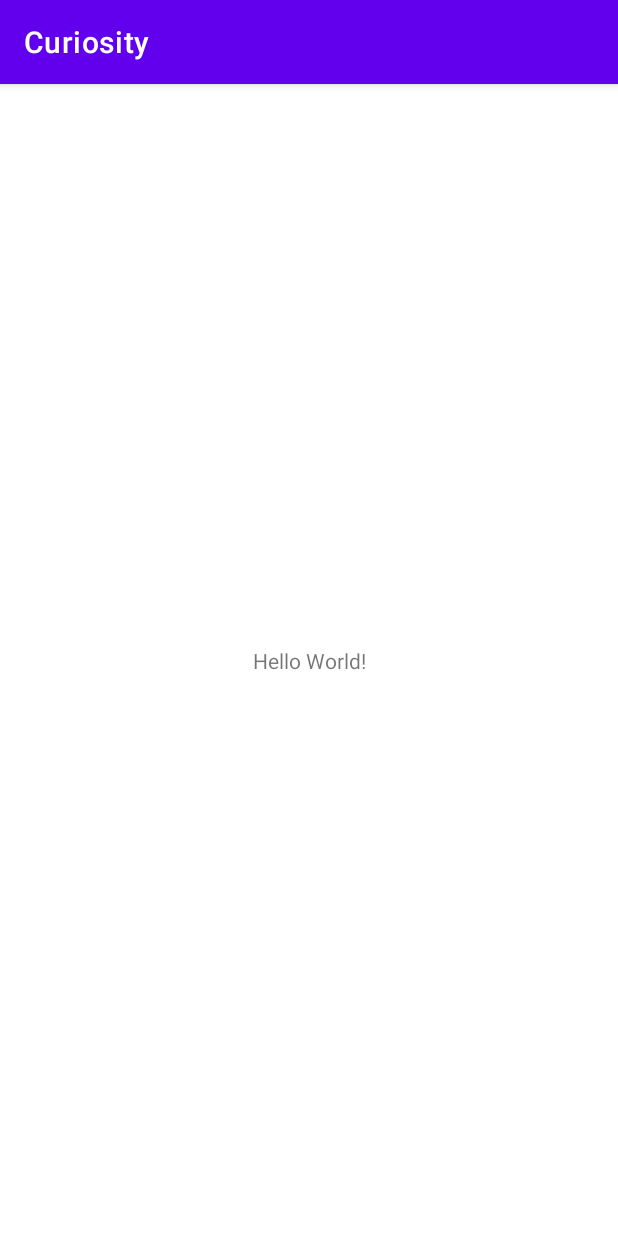
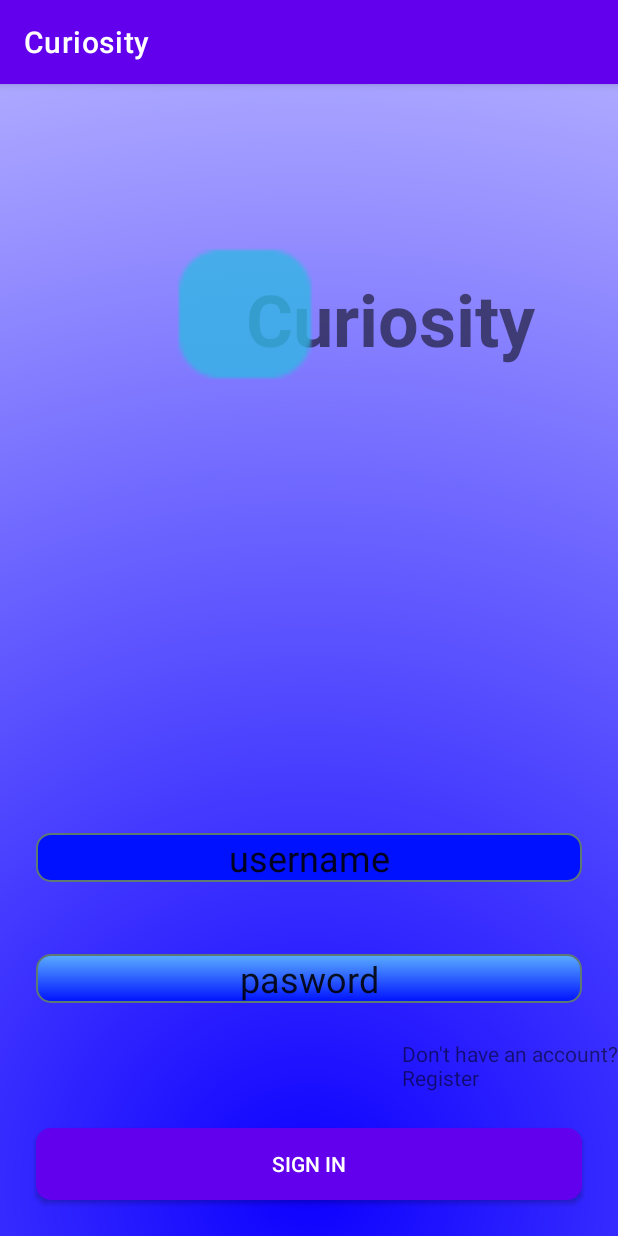
Before and after one commit to mattiadolce/Curiosity, an Android app: the screen it shows after launch (MainActivity), on a phone screen of 412 x 824 dp. Run offline under Robolectric (Android 15) with nearby library versions, the phone set to English and light mode, and no system bars.

Commit message:
prima bozza grafica layout activity "sign up"

```diff
--- a/app/src/main/java/com/example/curiosity/MainActivity.kt
+++ b/app/src/main/java/com/example/curiosity/MainActivity.kt
@@ -2,10 +2,18 @@ package com.example.curiosity
 
 import androidx.appcompat.app.AppCompatActivity
 import android.os.Bundle
+import android.util.Log
+import kotlin.concurrent.thread
 
 class MainActivity : AppCompatActivity() {
     override fun onCreate(savedInstanceState: Bundle?) {
         super.onCreate(savedInstanceState)
         setContentView(R.layout.activity_main)
+
+        thread(){
+
+            Log.i("MainThread","!!!!!!!!!!!!!!!!!!!!!!!!!!!!!!!!!!!")
+
+        }
     }
 }
--- /dev/null
+++ b/app/src/main/res/drawable/button_style.xml
@@ -0,0 +1,24 @@
+<?xml version="1.0" encoding="utf-8"?>
+<selector xmlns:android="http://schemas.android.com/apk/res/android" >
+    <item android:state_pressed="true" >
+        <shape android:shape="rectangle"  >
+            <corners android:radius="9dip" />
+            <stroke android:width="1dip" android:color="#5e7974" />
+            <gradient android:angle="-90" android:startColor="#59ADFF" android:endColor="#0011FF"  />
+        </shape>
+    </item>
+    <item android:state_focused="true">
+        <shape android:shape="rectangle"  >
+            <corners android:radius="9dip" />
+            <stroke android:width="1dip" android:color="#5e7974" />
+            <solid android:color="#0011FF"/>
+        </shape>
+    </item>
+    <item >
+        <shape android:shape="rectangle"  >
+            <corners android:radius="9dip" />
+            <stroke android:width="1dip" android:color="#5e7974" />
+            <gradient android:angle="-90" android:startColor="#59ADFF" android:endColor="#0011FF" />
+        </shape>
+    </item>
+</selector>
--- /dev/null
+++ b/app/src/main/res/drawable/ic_background.xml
@@ -0,0 +1,22 @@
+<vector xmlns:android="http://schemas.android.com/apk/res/android"
+    xmlns:aapt="http://schemas.android.com/aapt"
+    android:width="818.00006dp"
+    android:height="1649dp"
+    android:viewportWidth="818.00006"
+    android:viewportHeight="1649">
+  <path
+      android:pathData="M0,0L818,0L818,1649L0,1649L0,0Z"
+      android:fillType="evenOdd"
+      android:strokeColor="#00000000">
+    <aapt:attr name="android:fillColor">
+      <gradient
+          android:gradientRadius="2464.8135"
+          android:centerX="409.00003"
+          android:centerY="1578.9032"
+          android:type="radial">
+        <item android:offset="0" android:color="#FF0D00FF"/>
+        <item android:offset="1" android:color="#FFFFFFFF"/>
+      </gradient>
+    </aapt:attr>
+  </path>
+</vector>
--- a/app/src/main/res/layout/activity_main.xml
+++ b/app/src/main/res/layout/activity_main.xml
@@ -3,16 +3,108 @@
     xmlns:app="http://schemas.android.com/apk/res-auto"
     xmlns:tools="http://schemas.android.com/tools"
     android:layout_width="match_parent"
-    android:layout_height="match_parent"
-    tools:context=".MainActivity">
+    android:layout_height="match_parent">
+
+
+    <ImageView
+        android:id="@+id/imageView"
+        android:layout_width="match_parent"
+        android:layout_height="match_parent"
+        android:background="@drawable/ic_background" />
+
 
     <TextView
+        android:id="@+id/textView3"
         android:layout_width="wrap_content"
         android:layout_height="wrap_content"
-        android:text="Hello World!"
-        app:layout_constraintBottom_toBottomOf="parent"
-        app:layout_constraintLeft_toLeftOf="parent"
-        app:layout_constraintRight_toRightOf="parent"
+        android:text="Curiosity"
+        android:textSize="48sp"
+
+        android:textStyle="bold"
+        app:layout_constraintBottom_toTopOf="@+id/space"
+        app:layout_constraintEnd_toEndOf="parent"
+        app:layout_constraintStart_toStartOf="@+id/imageView2"
         app:layout_constraintTop_toTopOf="parent" />
 
+    <ImageView
+        android:id="@+id/imageView2"
+        android:layout_width="108dp"
+        android:layout_height="96dp"
+        app:layout_constraintBottom_toTopOf="@+id/linearLayout"
+        app:layout_constraintEnd_toEndOf="parent"
+        app:layout_constraintHorizontal_bias="0.356"
+        app:layout_constraintStart_toStartOf="parent"
+        app:layout_constraintTop_toTopOf="parent"
+        app:layout_constraintVertical_bias="0.278"
+        app:srcCompat="@drawable/ic_logo" />
+
+    <Space
+        android:id="@+id/space"
+        android:layout_width="match_parent"
+        android:layout_height="wrap_content"
+        android:layout_marginTop="44dp"
+        android:layout_marginBottom="95dp"
+        app:layout_constraintBottom_toTopOf="@+id/linearLayout"
+        app:layout_constraintTop_toBottomOf="@+id/imageView2" />
+
+    <LinearLayout
+        android:id="@+id/linearLayout"
+        android:layout_width="match_parent"
+        android:layout_height="wrap_content"
+        android:orientation="vertical"
+        app:layout_constraintBottom_toBottomOf="@+id/imageView"
+        tools:layout_editor_absoluteX="1dp">
+
+        <com.google.android.material.textfield.TextInputEditText
+            android:id="@+id/textView2"
+            android:layout_width="match_parent"
+            android:layout_height="wrap_content"
+            android:layout_margin="24dp"
+            android:background="@drawable/button_style"
+            android:text="username"
+            android:textAlignment="center"
+            android:textSize="24dp"
+            tools:ignore="MissingConstraints" />
+
+        <com.google.android.material.textfield.TextInputEditText
+            android:layout_width="match_parent"
+            android:layout_height="wrap_content"
+            android:layout_margin="24dp"
+            android:background="@drawable/button_style"
+            android:text="pasword"
+            android:textAlignment="center"
+            android:textSize="24dp"
+            tools:ignore="MissingConstraints" />
+
+        <LinearLayout
+            android:layout_width="match_parent"
+            android:layout_height="match_parent"
+            android:orientation="horizontal">
+
+            <Space
+                android:layout_width="wrap_content"
+                android:layout_height="wrap_content"
+                android:layout_weight="1" />
+
+            <TextView
+                android:id="@+id/tvRegister"
+                android:layout_width="wrap_content"
+                android:layout_height="wrap_content"
+                android:text="Don't have an account?\nRegister" />
+
+        </LinearLayout>
+
+        <Button
+            android:id="@+id/button"
+            style="@style/Widget.AppCompat.Button.Small"
+            android:layout_width="match_parent"
+            android:layout_height="wrap_content"
+
+            android:layout_margin="24dp"
+            android:background="@drawable/button_style"
+            android:text="Sign in" />
+
+    </LinearLayout>
+
+
 </androidx.constraintlayout.widget.ConstraintLayout>
```
Also changed, not shown: app/src/main/res/drawable-hdpi/ic_logo.png (added), app/src/main/res/drawable-mdpi/ic_logo.png (added), app/src/main/res/drawable-xhdpi/ic_logo.png (added), app/src/main/res/drawable-xxhdpi/ic_logo.png (added), app/src/main/res/drawable-xxxhdpi/ic_logo.png (added), 5 other files.
